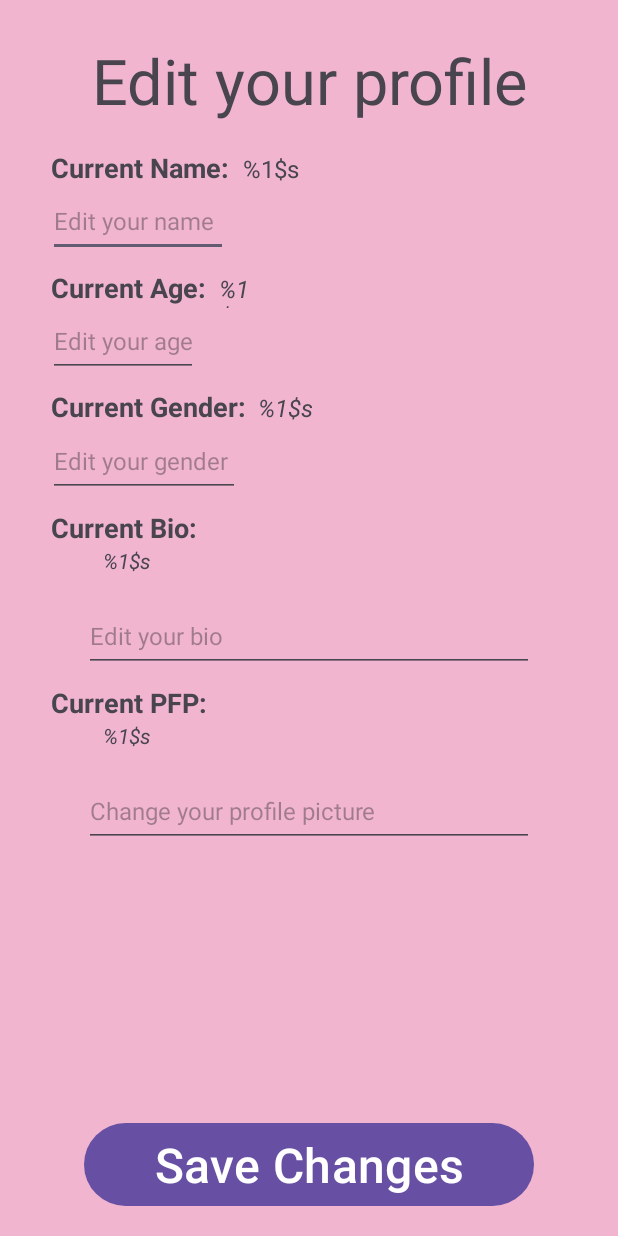
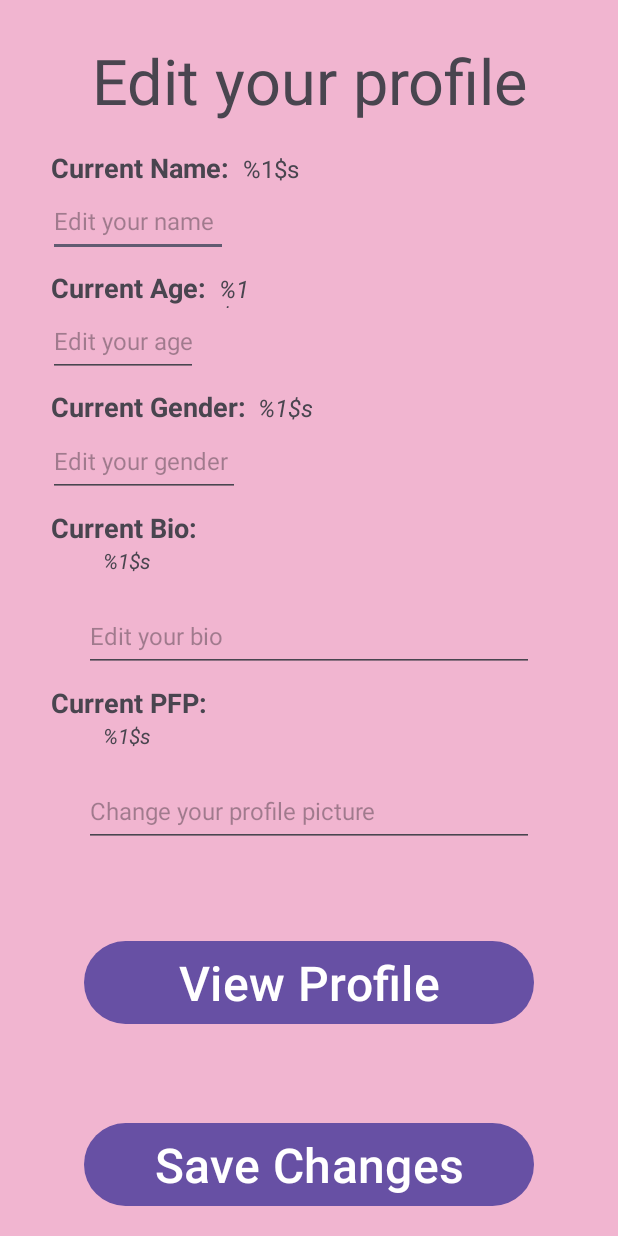
Before and after one commit to Everdan26/cst338_project02_group3, an Android app: the EditProfileActivity screen opened directly, with no data from a screen before it, on a phone screen of 412 x 824 dp. Run offline under Robolectric (Android 15) with nearby library versions, the phone set to English and light mode, and no system bars; our stand-ins replace Room's generated code.

Commit message:
Readded button to send user to UserProfileActivity from EditProfileActivity. Changed background color of UserProfileActivity to match rest of app.

```diff
--- a/app/src/main/java/com/cst338/cst338_project02_group3/EditProfileActivity.java
+++ b/app/src/main/java/com/cst338/cst338_project02_group3/EditProfileActivity.java
@@ -72,6 +72,15 @@ public class EditProfileActivity extends AppCompatActivity {
             }
         });
 
+        //Button to send user to view their own profile
+        binding.editProfileViewProfileButton.setOnClickListener(new View.OnClickListener() {
+            @Override
+            public void onClick(View v) {
+                Intent intent = UserProfileActivity.userProfileIntentFactory(getApplicationContext(), loggedInUserId);
+                startActivity(intent);
+            }
+        });
+
     }
 
     private void confirmationDialog() {
--- a/app/src/main/res/layout/activity_edit_profile.xml
+++ b/app/src/main/res/layout/activity_edit_profile.xml
@@ -53,7 +53,7 @@
         android:inputType="text"
         android:textSize="16sp"
         app:layout_constraintStart_toStartOf="parent"
-        app:layout_constraintTop_toBottomOf="@id/editProfilePageTitle"/>
+        app:layout_constraintTop_toBottomOf="@id/editProfilePageTitle" />
 
     <TextView
         android:id="@+id/currentAgeLabelTextView"
@@ -205,4 +205,17 @@
         app:layout_constraintEnd_toEndOf="parent"
         app:layout_constraintStart_toStartOf="parent" />
 
+    <Button
+        android:id="@+id/editProfileViewProfileButton"
+        android:layout_width="300dp"
+        android:layout_height="wrap_content"
+        android:layout_margin="16dp"
+        android:gravity="center"
+        android:text="@string/view_profile"
+        android:textSize="32sp"
+        app:layout_constraintBottom_toTopOf="@id/editProfileSaveChangesButton"
+        app:layout_constraintEnd_toEndOf="parent"
+        app:layout_constraintStart_toStartOf="parent"
+        app:layout_constraintTop_toBottomOf="@id/editPfpEditText" />
+
 </androidx.constraintlayout.widget.ConstraintLayout>
--- a/app/src/main/res/layout/activity_user_profile.xml
+++ b/app/src/main/res/layout/activity_user_profile.xml
@@ -5,6 +5,7 @@
     android:id="@+id/main"
     android:layout_width="match_parent"
     android:layout_height="match_parent"
+    android:background="#F1B5D0"
     tools:context=".UserProfileActivity">
 
     <ImageView
```
